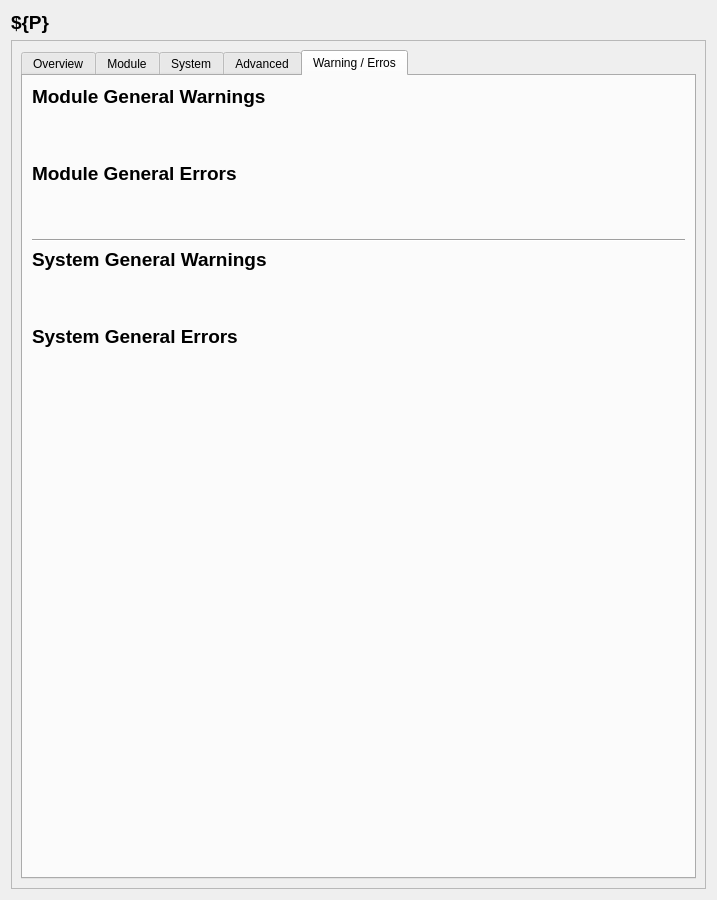
This is siriushlacon/regatron/ui/regatron.ui in lnls-sirius/pydm-opi as Qt 5 draws it before an edit. The edited form follows.
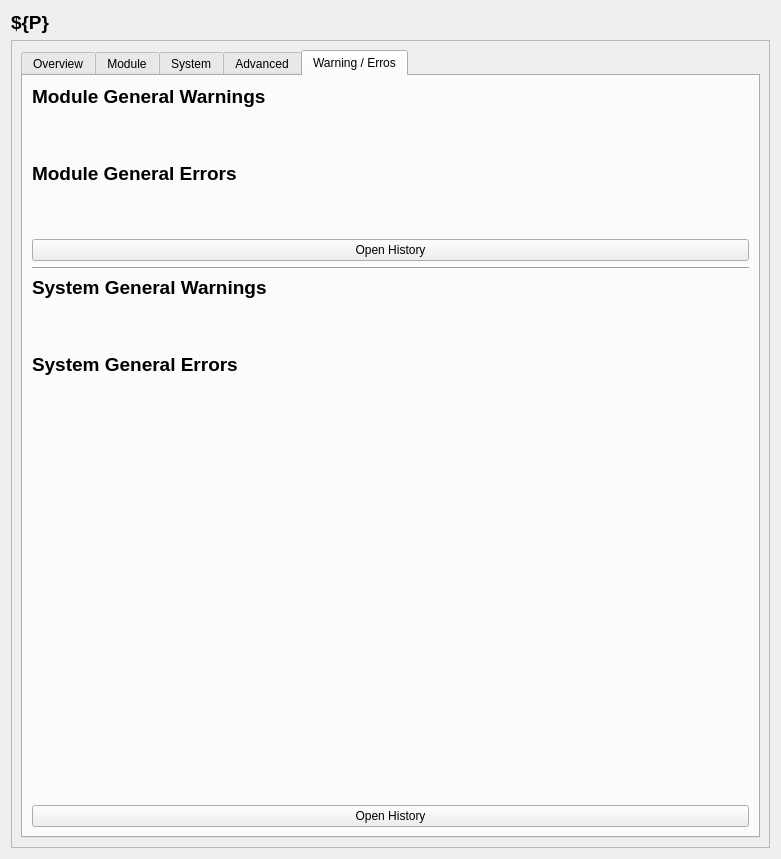
This is the edited form. The open tabs and pages were chosen to show the change. Icons and pictures are not drawn. Custom widgets are drawn as their Qt base class.

Commit message: regatron: Archiver client to visualize alarms based on the bit value

What changed in the file:
```diff
--- a/siriushlacon/regatron/ui/regatron.ui
+++ b/siriushlacon/regatron/ui/regatron.ui
@@ -6,8 +6,8 @@
    <rect>
     <x>0</x>
     <y>0</y>
-    <width>717</width>
-    <height>900</height>
+    <width>781</width>
+    <height>859</height>
    </rect>
   </property>
   <property name="windowTitle">
@@ -38,8 +38,8 @@
        <rect>
         <x>0</x>
         <y>0</y>
-        <width>697</width>
-        <height>851</height>
+        <width>761</width>
+        <height>810</height>
        </rect>
       </property>
       <layout class="QGridLayout" name="gridLayout_2">
@@ -4726,6 +4726,22 @@
              </property>
             </widget>
            </item>
+           <item>
+            <widget class="PyDMRelatedDisplayButton" name="btnModHistory">
+             <property name="toolTip">
+              <string/>
+             </property>
+             <property name="text">
+              <string>Open History</string>
+             </property>
+             <property name="showIcon" stdset="0">
+              <bool>false</bool>
+             </property>
+             <property name="openInNewWindow" stdset="0">
+              <bool>true</bool>
+             </property>
+            </widget>
+           </item>
            <item>
             <widget class="Line" name="line">
              <property name="orientation">
@@ -4822,6 +4838,22 @@
              </property>
             </spacer>
            </item>
+           <item>
+            <widget class="PyDMRelatedDisplayButton" name="btnSysHistory">
+             <property name="toolTip">
+              <string/>
+             </property>
+             <property name="text">
+              <string>Open History</string>
+             </property>
+             <property name="showIcon" stdset="0">
+              <bool>false</bool>
+             </property>
+             <property name="openInNewWindow" stdset="0">
+              <bool>true</bool>
+             </property>
+            </widget>
+           </item>
           </layout>
          </widget>
         </widget>
```
Left out of the diff: 2 changed lines with no effect on the pictures. The commit also changes 9 other files.
